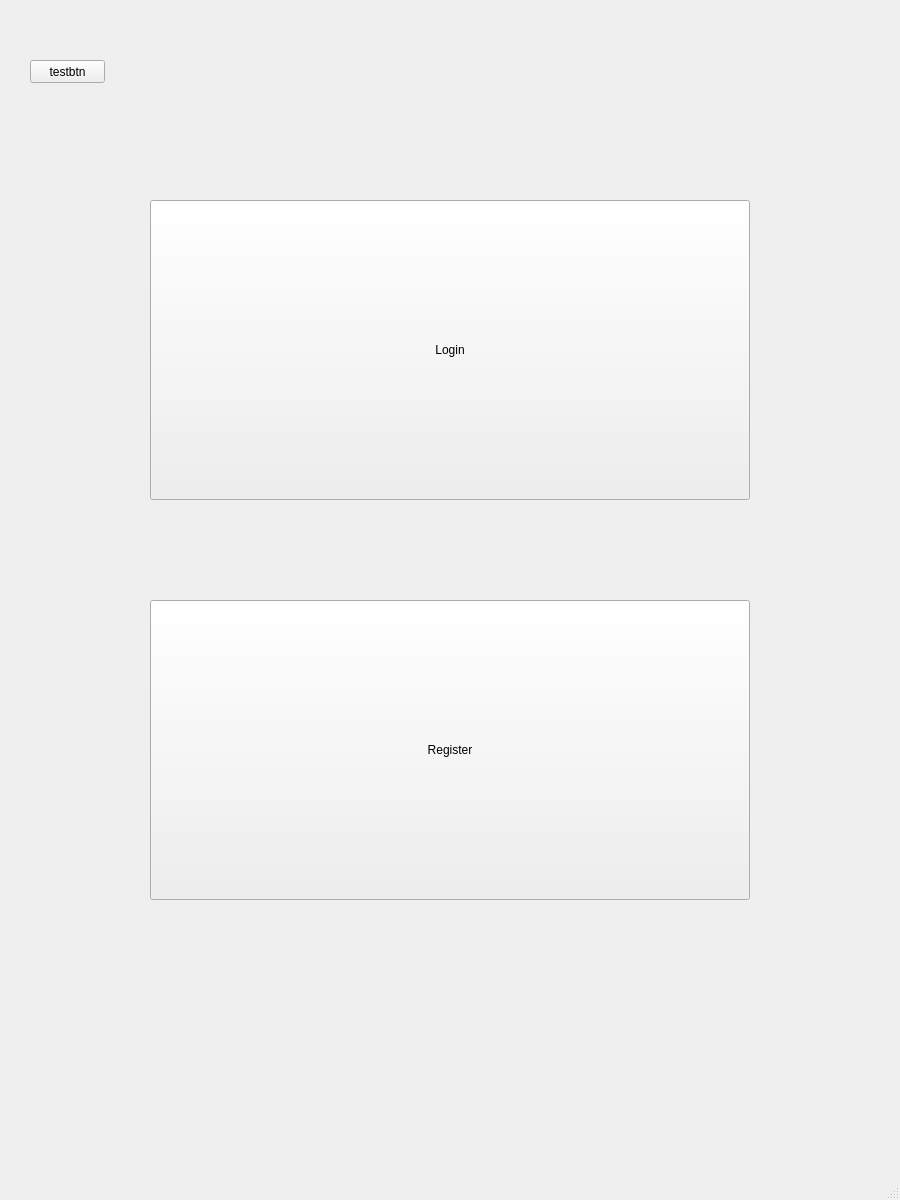
Qt form UI/main.ui (cwj980119/Pyqt5-facerecog-kiosk) before a commit.
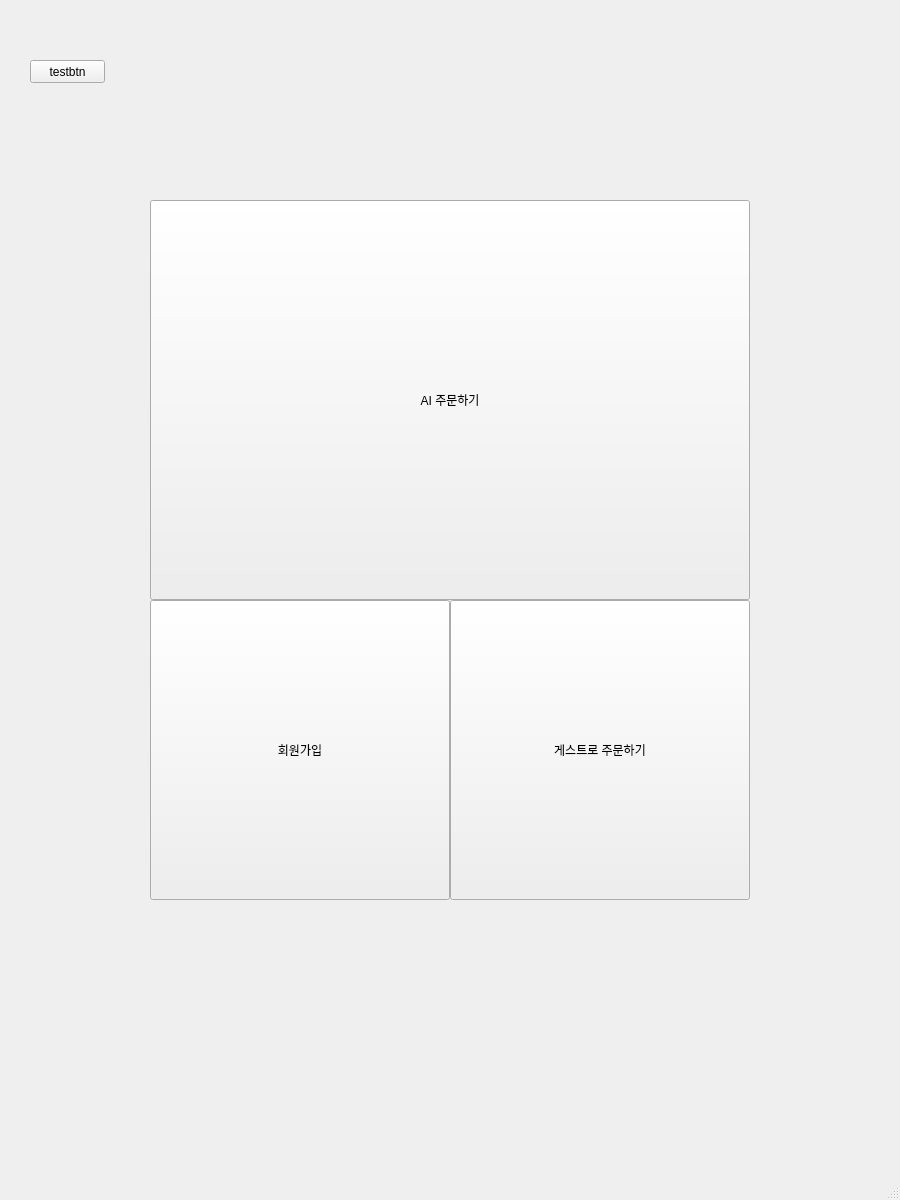
The same form after that commit.

Commit message: ui 정리 메뉴 추가

```diff
--- a/UI/main.ui
+++ b/UI/main.ui
@@ -20,14 +20,14 @@
       <x>150</x>
       <y>200</y>
       <width>600</width>
-      <height>300</height>
+      <height>400</height>
      </rect>
     </property>
     <property name="styleSheet">
      <string notr="true">font: 30pt &quot;HY궁서B&quot;;</string>
     </property>
     <property name="text">
-     <string>Login</string>
+     <string>AI 주문하기</string>
     </property>
    </widget>
    <widget class="QPushButton" name="btn_register">
@@ -35,7 +35,7 @@
      <rect>
       <x>150</x>
       <y>600</y>
-      <width>600</width>
+      <width>300</width>
       <height>300</height>
      </rect>
     </property>
@@ -43,7 +43,7 @@
      <string notr="true">font: 30pt &quot;HY궁서B&quot;;</string>
     </property>
     <property name="text">
-     <string>Register</string>
+     <string>회원가입</string>
     </property>
    </widget>
    <widget class="QPushButton" name="a">
@@ -59,6 +59,22 @@
      <string>testbtn</string>
     </property>
    </widget>
+   <widget class="QPushButton" name="btn_register_2">
+    <property name="geometry">
+     <rect>
+      <x>450</x>
+      <y>600</y>
+      <width>300</width>
+      <height>300</height>
+     </rect>
+    </property>
+    <property name="styleSheet">
+     <string notr="true">font: 20pt &quot;HY헤드라인M&quot;;</string>
+    </property>
+    <property name="text">
+     <string>게스트로 주문하기</string>
+    </property>
+   </widget>
   </widget>
   <widget class="QMenuBar" name="menubar">
    <property name="geometry">
```
Left out of the diff: 4 changed lines with no effect on the pictures. The commit also changes 5 other files.
